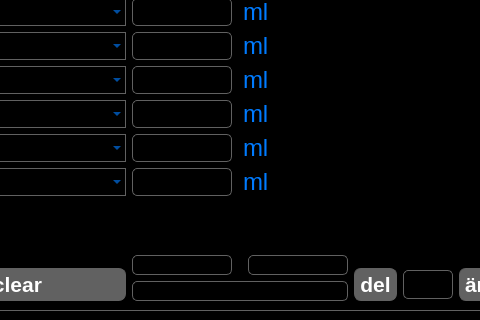
This is ui_elements/Cocktailmanager_2.ui in AndreWohnsland/CocktailBerry as Qt 5 draws it before an edit; both pictures show x 110 to 590 and y 160 to 480 of the 800 by 480 pixel window. The edited form follows.
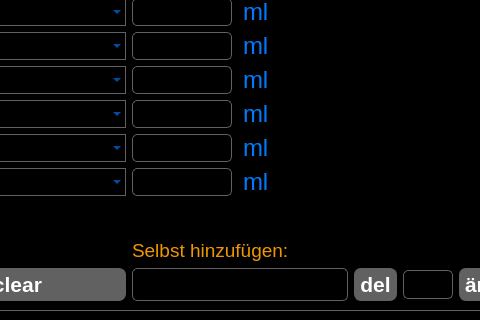
This is the edited form. The open tabs and pages were chosen to show the change. Custom widgets are drawn as their Qt base class.

Patch:
```diff
--- a/ui_elements/Cocktailmanager_2.ui
+++ b/ui_elements/Cocktailmanager_2.ui
@@ -2064,16 +2064,6 @@
                     </property>
                    </spacer>
                   </item>
-                  <item>
-                   <widget class="ClickableLineEdit" name="LEmenge_a">
-                    <property name="maximumSize">
-                     <size>
-                      <width>100</width>
-                      <height>16777215</height>
-                     </size>
-                    </property>
-                   </widget>
-                  </item>
                  </layout>
                 </item>
                 <item>
@@ -2264,25 +2254,31 @@
                     </property>
                    </spacer>
                   </item>
-                  <item>
-                   <widget class="ClickableLineEdit" name="LEprozent_a">
-                    <property name="maximumSize">
-                     <size>
-                      <width>100</width>
-                      <height>16777215</height>
-                     </size>
-                    </property>
-                    <property name="layoutDirection">
-                     <enum>Qt::RightToLeft</enum>
-                    </property>
-                   </widget>
-                  </item>
                  </layout>
                 </item>
                </layout>
               </item>
               <item>
-               <widget class="ClickableLineEdit" name="LEKommentar"/>
+               <widget class="QLabel" name="label_25">
+                <property name="font">
+                 <font>
+                  <pointsize>14</pointsize>
+                 </font>
+                </property>
+                <property name="text">
+                 <string>&lt;html&gt;&lt;head/&gt;&lt;body&gt;&lt;p&gt;&lt;span style=&quot; color:#ef9700;&quot;&gt; Selbst hinzufügen:&lt;/span&gt;&lt;/p&gt;&lt;/body&gt;&lt;/html&gt;</string>
+                </property>
+               </widget>
+              </item>
+              <item>
+               <widget class="ClickableLineEdit" name="LEKommentar">
+                <property name="minimumSize">
+                 <size>
+                  <width>0</width>
+                  <height>33</height>
+                 </size>
+                </property>
+               </widget>
               </item>
              </layout>
             </item>
```
Left out of the diff: 2 changed lines with no effect on the pictures.
